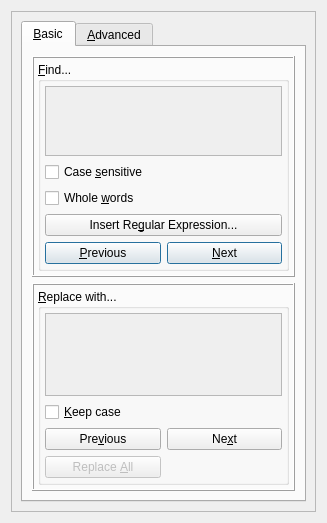
Above: src/frontends/qt4/ui/FindAndReplaceUi.ui from cburschka/lyx before the change. Below: the same form after it.
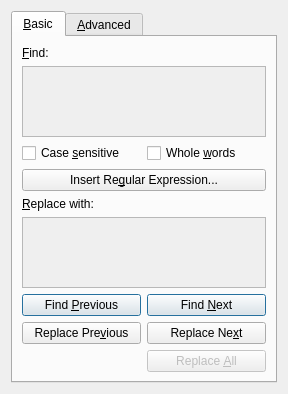
That is the form after the change. Custom widgets are drawn as their Qt base class.

Commit message: - make the advanced search/replace dialog play nice with size - add frame

Patch:
```diff
--- a/src/frontends/qt4/ui/FindAndReplaceUi.ui
+++ b/src/frontends/qt4/ui/FindAndReplaceUi.ui
@@ -5,71 +5,19 @@
    <rect>
     <x>0</x>
     <y>0</y>
-    <width>327</width>
-    <height>523</height>
+    <width>288</width>
+    <height>366</height>
    </rect>
   </property>
-  <property name="sizePolicy">
-   <sizepolicy>
-    <hsizetype>1</hsizetype>
-    <vsizetype>7</vsizetype>
-    <horstretch>0</horstretch>
-    <verstretch>0</verstretch>
-   </sizepolicy>
-  </property>
-  <property name="minimumSize">
-   <size>
-    <width>0</width>
-    <height>0</height>
-   </size>
-  </property>
-  <property name="maximumSize">
-   <size>
-    <width>16777215</width>
-    <height>16777215</height>
-   </size>
-  </property>
-  <property name="baseSize">
-   <size>
-    <width>0</width>
-    <height>0</height>
-   </size>
-  </property>
   <property name="windowTitle">
    <string>Find LyX Text</string>
   </property>
   <property name="toolTip">
    <string/>
   </property>
-  <layout class="QVBoxLayout" name="verticalLayout">
-   <item>
-    <widget class="QScrollArea" name="scrollArea">
-     <property name="focusPolicy">
-      <enum>Qt::NoFocus</enum>
-     </property>
-     <property name="widgetResizable">
-      <bool>true</bool>
-     </property>
-     <widget class="QWidget" name="scrollAreaWidgetContents">
-      <property name="geometry">
-       <rect>
-        <x>0</x>
-        <y>0</y>
-        <width>289</width>
-        <height>532</height>
-       </rect>
-      </property>
-      <layout class="QGridLayout" name="gridLayout">
+  <layout class="QGridLayout" name="gridLayout_3">
        <item row="0" column="0">
         <widget class="QTabWidget" name="tabWidget">
-         <property name="sizePolicy">
-          <sizepolicy>
-           <hsizetype>7</hsizetype>
-           <vsizetype>7</vsizetype>
-           <horstretch>0</horstretch>
-           <verstretch>0</verstretch>
-          </sizepolicy>
-         </property>
          <property name="focusPolicy">
           <enum>Qt::NoFocus</enum>
          </property>
@@ -87,9 +35,7 @@
          </property>
          <widget class="QWidget" name="BasicTab">
           <property name="sizePolicy">
-           <sizepolicy>
-            <hsizetype>5</hsizetype>
-            <vsizetype>7</vsizetype>
+       <sizepolicy hsizetype="Preferred" vsizetype="Expanding">
             <horstretch>0</horstretch>
             <verstretch>0</verstretch>
            </sizepolicy>
@@ -106,283 +52,33 @@
           <attribute name="title">
            <string>&amp;Basic</string>
           </attribute>
-          <layout class="QGridLayout" name="gridLayout_3">
-           <item row="2" column="0">
-            <widget class="QFrame" name="replace_frame">
-             <property name="sizePolicy">
-              <sizepolicy>
-               <hsizetype>7</hsizetype>
-               <vsizetype>7</vsizetype>
-               <horstretch>0</horstretch>
-               <verstretch>0</verstretch>
-              </sizepolicy>
-             </property>
-             <property name="accessibleName">
-              <string/>
-             </property>
-             <property name="frameShape">
-              <enum>QFrame::Box</enum>
-             </property>
-             <property name="frameShadow">
-              <enum>QFrame::Raised</enum>
-             </property>
-             <layout class="QGridLayout" name="gridLayout_7">
-              <property name="margin">
-               <number>4</number>
-              </property>
-              <property name="spacing">
-               <number>0</number>
-              </property>
-              <item row="1" column="0">
-               <widget class="QGroupBox" name="groupBox_3">
-                <property name="sizePolicy">
-                 <sizepolicy>
-                  <hsizetype>7</hsizetype>
-                  <vsizetype>7</vsizetype>
-                  <horstretch>0</horstretch>
-                  <verstretch>0</verstretch>
-                 </sizepolicy>
-                </property>
-                <property name="minimumSize">
-                 <size>
-                  <width>0</width>
-                  <height>0</height>
-                 </size>
-                </property>
-                <property name="maximumSize">
-                 <size>
-                  <width>16777215</width>
-                  <height>16777215</height>
-                 </size>
-                </property>
-                <property name="toolTip">
-                 <string>Enter the text to replace in this full-featured LyX editing area</string>
-                </property>
-                <property name="title">
-                 <string>&amp;Replace with...</string>
-                </property>
-                <layout class="QGridLayout" name="gridLayout_6">
-                 <property name="margin">
-                  <number>4</number>
-                 </property>
-                 <item row="0" column="0" colspan="2">
-                  <widget class="lyx::frontend::EmbeddedWorkArea" name="replace_work_area_">
-                   <property name="minimumSize">
-                    <size>
-                     <width>0</width>
-                     <height>0</height>
-                    </size>
-                   </property>
-                   <property name="baseSize">
-                    <size>
-                     <width>0</width>
-                     <height>0</height>
-                    </size>
-                   </property>
-                   <property name="toolTip">
-                    <string>Enter the text to replace in this full-featured LyX editing area</string>
-                   </property>
-                   <property name="widgetResizable">
-                    <bool>true</bool>
-                   </property>
-                   <widget class="QWidget" name="replace_scroll_area_">
-                    <property name="geometry">
-                     <rect>
-                      <x>0</x>
-                      <y>0</y>
-                      <width>221</width>
-                      <height>80</height>
-                     </rect>
-                    </property>
-                    <property name="sizePolicy">
-                     <sizepolicy>
-                      <hsizetype>7</hsizetype>
-                      <vsizetype>7</vsizetype>
-                      <horstretch>0</horstretch>
-                      <verstretch>0</verstretch>
-                     </sizepolicy>
-                    </property>
-                   </widget>
-                  </widget>
-                 </item>
-                 <item row="2" column="1">
-                  <widget class="QPushButton" name="replaceNextPB">
-                   <property name="enabled">
-                    <bool>true</bool>
-                   </property>
-                   <property name="sizePolicy">
-                    <sizepolicy>
-                     <hsizetype>7</hsizetype>
-                     <vsizetype>1</vsizetype>
-                     <horstretch>1</horstretch>
-                     <verstretch>0</verstretch>
-                    </sizepolicy>
-                   </property>
-                   <property name="toolTip">
-                    <string>Replace and find next occurrence [Enter]</string>
-                   </property>
+      <layout class="QGridLayout" name="gridLayout">
+       <item row="0" column="0">
+        <widget class="QLabel" name="label">
                    <property name="text">
-                    <string>Ne&amp;xt</string>
-                   </property>
-                  </widget>
-                 </item>
-                 <item row="2" column="0">
-                  <widget class="QPushButton" name="replacePrevPB">
-                   <property name="enabled">
-                    <bool>true</bool>
-                   </property>
-                   <property name="sizePolicy">
-                    <sizepolicy>
-                     <hsizetype>7</hsizetype>
-                     <vsizetype>1</vsizetype>
-                     <horstretch>1</horstretch>
-                     <verstretch>0</verstretch>
-                    </sizepolicy>
-                   </property>
-                   <property name="toolTip">
-                    <string>Replace and find previous occurrence [Shift+Enter]</string>
-                   </property>
-                   <property name="text">
-                    <string>Pre&amp;vious</string>
-                   </property>
-                  </widget>
-                 </item>
-                 <item row="3" column="0">
-                  <widget class="QPushButton" name="replaceallPB">
-                   <property name="enabled">
-                    <bool>false</bool>
-                   </property>
-                   <property name="sizePolicy">
-                    <sizepolicy>
-                     <hsizetype>7</hsizetype>
-                     <vsizetype>1</vsizetype>
-                     <horstretch>0</horstretch>
-                     <verstretch>0</verstretch>
-                    </sizepolicy>
-                   </property>
-                   <property name="toolTip">
-                    <string>Replace all occurences at once</string>
-                   </property>
-                   <property name="text">
-                    <string>Replace &amp;All</string>
+          <string>&amp;Find:</string>
+         </property>
+         <property name="buddy">
+          <cstring>find_work_area_</cstring>
                    </property>
                   </widget>
                  </item>
                  <item row="1" column="0" colspan="2">
-                  <widget class="QCheckBox" name="keepCaseCB">
-                   <property name="sizePolicy">
-                    <sizepolicy>
-                     <hsizetype>7</hsizetype>
-                     <vsizetype>1</vsizetype>
-                     <horstretch>1</horstretch>
-                     <verstretch>0</verstretch>
-                    </sizepolicy>
-                   </property>
-                   <property name="toolTip">
-                    <string>Keep the case of the replacement's first letter as in each matching text first letter</string>
-                   </property>
-                   <property name="text">
-                    <string>&amp;Keep case</string>
-                   </property>
-                  </widget>
-                 </item>
-                </layout>
-               </widget>
-              </item>
-             </layout>
-            </widget>
-           </item>
-           <item row="0" column="0">
-            <widget class="QFrame" name="find_frame">
-             <property name="sizePolicy">
-              <sizepolicy>
-               <hsizetype>7</hsizetype>
-               <vsizetype>7</vsizetype>
-               <horstretch>0</horstretch>
-               <verstretch>0</verstretch>
-              </sizepolicy>
-             </property>
-             <property name="frameShape">
-              <enum>QFrame::Box</enum>
-             </property>
-             <property name="frameShadow">
-              <enum>QFrame::Raised</enum>
-             </property>
-             <layout class="QGridLayout" name="gridLayout_8">
-              <property name="margin">
-               <number>4</number>
-              </property>
-              <item row="0" column="0">
-               <widget class="QGroupBox" name="groupBox">
-                <property name="sizePolicy">
-                 <sizepolicy>
-                  <hsizetype>7</hsizetype>
-                  <vsizetype>7</vsizetype>
-                  <horstretch>0</horstretch>
-                  <verstretch>0</verstretch>
-                 </sizepolicy>
-                </property>
-                <property name="minimumSize">
-                 <size>
-                  <width>0</width>
-                  <height>0</height>
-                 </size>
-                </property>
-                <property name="maximumSize">
-                 <size>
-                  <width>16777215</width>
-                  <height>16777215</height>
-                 </size>
-                </property>
-                <property name="baseSize">
-                 <size>
-                  <width>0</width>
-                  <height>0</height>
-                 </size>
-                </property>
-                <property name="toolTip">
-                 <string>Enter the text to search for in this full-featured LyX editing area</string>
-                </property>
-                <property name="title">
-                 <string>&amp;Find...</string>
-                </property>
-                <layout class="QGridLayout" name="gridLayout_5">
-                 <property name="margin">
-                  <number>4</number>
-                 </property>
-                 <item row="0" column="0" colspan="2">
                   <widget class="lyx::frontend::EmbeddedWorkArea" name="find_work_area_">
-                   <property name="minimumSize">
-                    <size>
-                     <width>0</width>
-                     <height>0</height>
-                    </size>
-                   </property>
-                   <property name="baseSize">
-                    <size>
-                     <width>0</width>
-                     <height>0</height>
-                    </size>
-                   </property>
                    <property name="toolTip">
                     <string>Enter the text to search for in this full-featured LyX editing area</string>
                    </property>
-                   <property name="widgetResizable">
-                    <bool>true</bool>
-                   </property>
                    <widget class="QWidget" name="find_scroll_area_">
                     <property name="geometry">
                      <rect>
                       <x>0</x>
                       <y>0</y>
-                      <width>221</width>
-                      <height>79</height>
+            <width>192</width>
+            <height>57</height>
                      </rect>
                     </property>
                     <property name="sizePolicy">
-                     <sizepolicy>
-                      <hsizetype>7</hsizetype>
-                      <vsizetype>7</vsizetype>
+           <sizepolicy hsizetype="Expanding" vsizetype="Expanding">
                       <horstretch>0</horstretch>
                       <verstretch>0</verstretch>
                      </sizepolicy>
@@ -390,16 +86,8 @@
                    </widget>
                   </widget>
                  </item>
-                 <item row="1" column="0" colspan="2">
+       <item row="2" column="0">
                   <widget class="QCheckBox" name="caseCB">
-                   <property name="sizePolicy">
-                    <sizepolicy>
-                     <hsizetype>7</hsizetype>
-                     <vsizetype>1</vsizetype>
-                     <horstretch>0</horstretch>
-                     <verstretch>0</verstretch>
-                    </sizepolicy>
-                   </property>
                    <property name="toolTip">
                     <string>Perform a case-sensitive search</string>
                    </property>
@@ -408,16 +96,21 @@
                    </property>
                   </widget>
                  </item>
+       <item row="2" column="1">
+        <widget class="QCheckBox" name="wordsCB">
+         <property name="enabled">
+          <bool>true</bool>
+         </property>
+         <property name="toolTip">
+          <string>Restrict search to whole words only</string>
+         </property>
+         <property name="text">
+          <string>Whole &amp;words</string>
+         </property>
+        </widget>
+       </item>
                  <item row="3" column="0" colspan="2">
                   <widget class="QPushButton" name="regexpInsertPB">
-                   <property name="sizePolicy">
-                    <sizepolicy>
-                     <hsizetype>3</hsizetype>
-                     <vsizetype>0</vsizetype>
-                     <horstretch>0</horstretch>
-                     <verstretch>0</verstretch>
-                    </sizepolicy>
-                   </property>
                    <property name="toolTip">
                     <string>Choose one of the pre-arranged regular expressions.</string>
                    </property>
@@ -426,88 +119,119 @@
                    </property>
                   </widget>
                  </item>
-                 <item row="4" column="1">
-                  <widget class="QPushButton" name="findNextPB">
-                   <property name="enabled">
-                    <bool>true</bool>
+       <item row="4" column="0">
+        <widget class="QLabel" name="label_2">
+         <property name="text">
+          <string>&amp;Replace with:</string>
+         </property>
+         <property name="buddy">
+          <cstring>replace_work_area_</cstring>
+         </property>
+        </widget>
+       </item>
+       <item row="5" column="0" colspan="2">
+        <widget class="lyx::frontend::EmbeddedWorkArea" name="replace_work_area_">
+         <property name="toolTip">
+          <string>Enter the text to replace in this full-featured LyX editing area</string>
+         </property>
+         <widget class="QWidget" name="replace_scroll_area_">
+          <property name="geometry">
+           <rect>
+            <x>0</x>
+            <y>0</y>
+            <width>202</width>
+            <height>57</height>
+           </rect>
                    </property>
                    <property name="sizePolicy">
-                    <sizepolicy>
-                     <hsizetype>7</hsizetype>
-                     <vsizetype>1</vsizetype>
+           <sizepolicy hsizetype="Expanding" vsizetype="Expanding">
                      <horstretch>0</horstretch>
                      <verstretch>0</verstretch>
                     </sizepolicy>
                    </property>
-                   <property name="toolTip">
-                    <string>Find next occurrence [Enter]</string>
-                   </property>
-                   <property name="text">
-                    <string>&amp;Next</string>
-                   </property>
-                   <property name="default">
-                    <bool>true</bool>
-                   </property>
-                  </widget>
-                 </item>
-                 <item row="4" column="0">
+         </widget>
+        </widget>
+       </item>
+       <item row="6" column="0" colspan="2">
+        <layout class="QGridLayout" name="gridLayout_2">
+         <item row="0" column="0">
                   <widget class="QPushButton" name="findPrevPB">
                    <property name="enabled">
                     <bool>true</bool>
                    </property>
-                   <property name="sizePolicy">
-                    <sizepolicy>
-                     <hsizetype>7</hsizetype>
-                     <vsizetype>1</vsizetype>
-                     <horstretch>0</horstretch>
-                     <verstretch>0</verstretch>
-                    </sizepolicy>
-                   </property>
                    <property name="toolTip">
                     <string>Find previous occurrence [Shift+Enter]</string>
                    </property>
                    <property name="text">
-                    <string>&amp;Previous</string>
+            <string>Find &amp;Previous</string>
                    </property>
                    <property name="default">
                     <bool>true</bool>
                    </property>
                   </widget>
                  </item>
-                 <item row="2" column="0" colspan="2">
-                  <widget class="QCheckBox" name="wordsCB">
+         <item row="0" column="1">
+          <widget class="QPushButton" name="findNextPB">
                    <property name="enabled">
                     <bool>true</bool>
                    </property>
-                   <property name="sizePolicy">
-                    <sizepolicy>
-                     <hsizetype>7</hsizetype>
-                     <vsizetype>1</vsizetype>
-                     <horstretch>0</horstretch>
-                     <verstretch>0</verstretch>
-                    </sizepolicy>
-                   </property>
+           <property name="toolTip">
+            <string>Find next occurrence [Enter]</string>
+           </property>
+           <property name="text">
+            <string>Find &amp;Next</string>
+           </property>
+           <property name="default">
+            <bool>true</bool>
+           </property>
+          </widget>
+         </item>
+         <item row="1" column="0">
+          <widget class="QPushButton" name="replacePrevPB">
+           <property name="enabled">
+            <bool>true</bool>
+           </property>
                    <property name="toolTip">
-                    <string>Restrict search to whole words only</string>
+            <string>Replace and find previous occurrence [Shift+Enter]</string>
                    </property>
                    <property name="text">
-                    <string>Whole &amp;words</string>
+            <string>Replace Pre&amp;vious</string>
                    </property>
                   </widget>
                  </item>
-                </layout>
-               </widget>
-              </item>
-             </layout>
-            </widget>
+         <item row="1" column="1">
+          <widget class="QPushButton" name="replaceNextPB">
+           <property name="enabled">
+            <bool>true</bool>
+           </property>
+           <property name="toolTip">
+            <string>Replace and find next occurrence [Enter]</string>
+           </property>
+           <property name="text">
+            <string>Replace Ne&amp;xt</string>
+           </property>
+          </widget>
+         </item>
+         <item row="2" column="1">
+          <widget class="QPushButton" name="replaceallPB">
+           <property name="enabled">
+            <bool>false</bool>
+           </property>
+           <property name="toolTip">
+            <string>Replace all occurences at once</string>
+           </property>
+           <property name="text">
+            <string>Replace &amp;All</string>
+           </property>
+          </widget>
+         </item>
+        </layout>
            </item>
           </layout>
          </widget>
          <widget class="QWidget" name="AdvancedTab">
           <property name="sizePolicy">
-           <sizepolicy>
-            <hsizetype>7</hsizetype>
-            <vsizetype>7</vsizetype>
+       <sizepolicy hsizetype="Expanding" vsizetype="Expanding">
             <horstretch>0</horstretch>
             <verstretch>0</verstretch>
            </sizepolicy>
@@ -521,21 +245,14 @@
           <attribute name="title">
            <string>&amp;Advanced</string>
           </attribute>
-          <layout class="QHBoxLayout" name="horizontalLayout">
+      <layout class="QVBoxLayout" name="verticalLayout_2">
            <item>
-            <layout class="QGridLayout" name="gridLayout_2">
-             <property name="sizeConstraint">
-              <enum>QLayout::SetDefaultConstraint</enum>
-             </property>
-             <item row="0" column="0">
               <widget class="QGroupBox" name="groupBox_2">
                <property name="enabled">
                 <bool>true</bool>
                </property>
                <property name="sizePolicy">
-                <sizepolicy>
-                 <hsizetype>7</hsizetype>
-                 <vsizetype>1</vsizetype>
+          <sizepolicy hsizetype="Expanding" vsizetype="Minimum">
                  <horstretch>0</horstretch>
                  <verstretch>0</verstretch>
                 </sizepolicy>
@@ -571,9 +288,7 @@
                    <bool>false</bool>
                   </property>
                   <property name="sizePolicy">
-                   <sizepolicy>
-                    <hsizetype>1</hsizetype>
-                    <vsizetype>1</vsizetype>
+             <sizepolicy hsizetype="Minimum" vsizetype="Minimum">
                     <horstretch>0</horstretch>
                     <verstretch>0</verstretch>
                    </sizepolicy>
@@ -595,9 +310,7 @@
                    <bool>true</bool>
                   </property>
                   <property name="sizePolicy">
-                   <sizepolicy>
-                    <hsizetype>1</hsizetype>
-                    <vsizetype>1</vsizetype>
+             <sizepolicy hsizetype="Minimum" vsizetype="Minimum">
                     <horstretch>0</horstretch>
                     <verstretch>0</verstretch>
                    </sizepolicy>
@@ -616,9 +329,7 @@
                    <bool>true</bool>
                   </property>
                   <property name="sizePolicy">
-                   <sizepolicy>
-                    <hsizetype>1</hsizetype>
-                    <vsizetype>1</vsizetype>
+             <sizepolicy hsizetype="Minimum" vsizetype="Minimum">
                     <horstretch>0</horstretch>
                     <verstretch>0</verstretch>
                    </sizepolicy>
@@ -637,9 +348,7 @@
                    <bool>true</bool>
                   </property>
                   <property name="sizePolicy">
-                   <sizepolicy>
-                    <hsizetype>1</hsizetype>
-                    <vsizetype>1</vsizetype>
+             <sizepolicy hsizetype="Minimum" vsizetype="Minimum">
                     <horstretch>0</horstretch>
                     <verstretch>0</verstretch>
                    </sizepolicy>
@@ -658,9 +367,7 @@
                    <bool>true</bool>
                   </property>
                   <property name="sizePolicy">
-                   <sizepolicy>
-                    <hsizetype>1</hsizetype>
-                    <vsizetype>1</vsizetype>
+             <sizepolicy hsizetype="Minimum" vsizetype="Minimum">
                     <horstretch>0</horstretch>
                     <verstretch>0</verstretch>
                    </sizepolicy>
@@ -673,33 +380,13 @@
                </layout>
               </widget>
              </item>
-             <item row="2" column="0">
-              <widget class="QCheckBox" name="expandMacrosCB">
-               <property name="enabled">
-                <bool>false</bool>
-               </property>
-               <property name="sizePolicy">
-                <sizepolicy>
-                 <hsizetype>7</hsizetype>
-                 <vsizetype>1</vsizetype>
-                 <horstretch>0</horstretch>
-                 <verstretch>0</verstretch>
-                </sizepolicy>
-               </property>
-               <property name="text">
-                <string>&amp;Expand macros</string>
-               </property>
-              </widget>
-             </item>
-             <item row="1" column="0">
+       <item>
               <widget class="QCheckBox" name="ignoreFormatCB">
                <property name="enabled">
                 <bool>true</bool>
                </property>
                <property name="sizePolicy">
-                <sizepolicy>
-                 <hsizetype>7</hsizetype>
-                 <vsizetype>1</vsizetype>
+          <sizepolicy hsizetype="Expanding" vsizetype="Minimum">
                  <horstretch>0</horstretch>
                  <verstretch>0</verstretch>
                 </sizepolicy>
@@ -715,24 +402,50 @@
                </property>
               </widget>
              </item>
-             <item row="3" column="0">
+       <item>
+        <widget class="QCheckBox" name="keepCaseCB">
+         <property name="sizePolicy">
+          <sizepolicy hsizetype="Expanding" vsizetype="Minimum">
+           <horstretch>1</horstretch>
+           <verstretch>0</verstretch>
+          </sizepolicy>
+         </property>
+         <property name="toolTip">
+          <string>Keep the case of the replacement's first letter as in each matching text first letter</string>
+         </property>
+         <property name="text">
+          <string>&amp;Preserve first case on replace</string>
+         </property>
+        </widget>
+       </item>
+       <item>
+        <widget class="QCheckBox" name="expandMacrosCB">
+         <property name="enabled">
+          <bool>false</bool>
+         </property>
+         <property name="sizePolicy">
+          <sizepolicy hsizetype="Expanding" vsizetype="Minimum">
+           <horstretch>0</horstretch>
+           <verstretch>0</verstretch>
+          </sizepolicy>
+         </property>
+         <property name="text">
+          <string>&amp;Expand macros</string>
+         </property>
+        </widget>
+       </item>
+       <item>
               <spacer name="verticalSpacer">
                <property name="orientation">
                 <enum>Qt::Vertical</enum>
                </property>
                <property name="sizeHint" stdset="0">
                 <size>
-                 <width>0</width>
-                 <height>0</height>
+           <width>13</width>
+           <height>168</height>
                 </size>
                </property>
               </spacer>
-             </item>
-            </layout>
-           </item>
-          </layout>
-         </widget>
-        </widget>
        </item>
       </layout>
      </widget>
```
Lines whose indentation alone changed are shown as unchanged. The commit also changes 3 other files.
